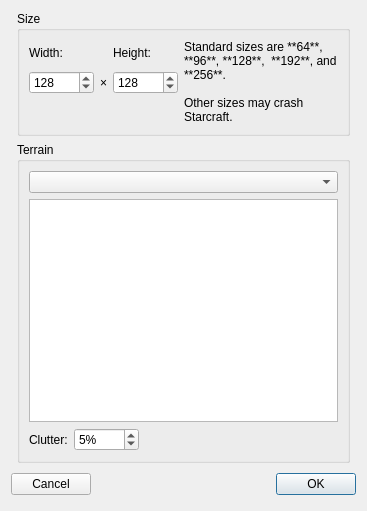
Above: ChkForge/newmap.ui from heinermann/ChkForge before the change. Below: the same form after it.
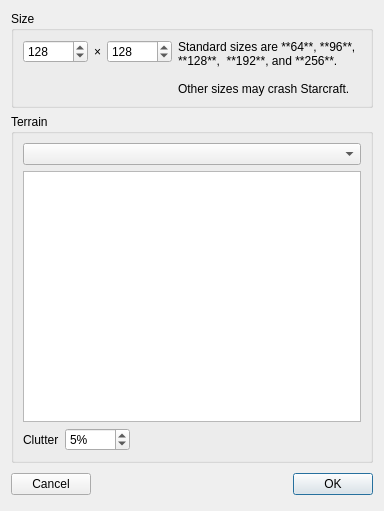
That is the form after the change. Icons and pictures are not drawn.

Patch:
```diff
--- a/ChkForge/newmap.ui
+++ b/ChkForge/newmap.ui
@@ -6,7 +6,7 @@
    <rect>
     <x>0</x>
     <y>0</y>
-    <width>367</width>
+    <width>384</width>
     <height>511</height>
    </rect>
   </property>
@@ -17,77 +17,39 @@
    <iconset resource="../oxygen-subset.qrc">
     <normaloff>:/themes/oxygen-icons-png/oxygen/16x16/actions/document-new.png</normaloff>:/themes/oxygen-icons-png/oxygen/16x16/actions/document-new.png</iconset>
   </property>
-  <layout class="QGridLayout" name="gridLayout_3">
-   <item row="4" column="1" colspan="3">
-    <layout class="QHBoxLayout">
-     <property name="spacing">
-      <number>6</number>
-     </property>
-     <property name="leftMargin">
-      <number>0</number>
-     </property>
-     <property name="topMargin">
-      <number>0</number>
-     </property>
-     <property name="rightMargin">
-      <number>0</number>
-     </property>
-     <property name="bottomMargin">
-      <number>0</number>
-     </property>
-     <item>
-      <widget class="QPushButton" name="cancelButton">
-       <property name="text">
-        <string>Cancel</string>
-       </property>
-       <property name="autoDefault">
-        <bool>false</bool>
-       </property>
-      </widget>
-     </item>
-     <item>
-      <spacer>
-       <property name="orientation">
-        <enum>Qt::Horizontal</enum>
-       </property>
-       <property name="sizeHint" stdset="0">
-        <size>
-         <width>131</width>
-         <height>31</height>
-        </size>
-       </property>
-      </spacer>
-     </item>
-     <item>
-      <widget class="QPushButton" name="okButton">
-       <property name="text">
-        <string>OK</string>
-       </property>
-      </widget>
-     </item>
-    </layout>
-   </item>
+  <layout class="QGridLayout" name="gridLayout_3" rowstretch="0,1,0">
    <item row="0" column="2">
     <widget class="QGroupBox" name="groupBox_3">
      <property name="title">
       <string>Size</string>
      </property>
-     <layout class="QGridLayout" name="gridLayout_4">
+     <layout class="QGridLayout" name="gridLayout_4" rowstretch="1,0">
       <item row="0" column="0">
-       <widget class="QLabel" name="label">
-        <property name="text">
-         <string>Width:</string>
+       <widget class="QSpinBox" name="spn_mapWidth">
+        <property name="minimumSize">
+         <size>
+          <width>65</width>
+          <height>0</height>
+         </size>
+        </property>
+        <property name="accelerated">
+         <bool>true</bool>
+        </property>
+        <property name="correctionMode">
+         <enum>QAbstractSpinBox::CorrectToNearestValue</enum>
+        </property>
+        <property name="minimum">
+         <number>1</number>
+        </property>
+        <property name="maximum">
+         <number>256</number>
+        </property>
+        <property name="value">
+         <number>128</number>
         </property>
        </widget>
       </item>
       <item row="0" column="2">
-       <widget class="QLabel" name="label_2">
-        <property name="text">
-         <string>Height:</string>
-        </property>
-       </widget>
-      </item>
-      <item row="1" column="2">
        <widget class="QSpinBox" name="spn_mapHeight">
         <property name="minimumSize">
          <size>
@@ -112,42 +74,7 @@
         </property>
        </widget>
       </item>
-      <item row="1" column="0">
-       <widget class="QSpinBox" name="spn_mapWidth">
-        <property name="minimumSize">
-         <size>
-          <width>65</width>
-          <height>0</height>
-         </size>
-        </property>
-        <property name="accelerated">
-         <bool>true</bool>
-        </property>
-        <property name="correctionMode">
-         <enum>QAbstractSpinBox::CorrectToNearestValue</enum>
-        </property>
-        <property name="minimum">
-         <number>1</number>
-        </property>
-        <property name="maximum">
-         <number>256</number>
-        </property>
-        <property name="value">
-         <number>128</number>
-        </property>
-       </widget>
-      </item>
-      <item row="1" column="1">
-       <widget class="QLabel" name="label_5">
-        <property name="text">
-         <string notr="true">×</string>
-        </property>
-        <property name="alignment">
-         <set>Qt::AlignCenter</set>
-        </property>
-       </widget>
-      </item>
-      <item row="0" column="3" rowspan="3">
+      <item row="0" column="3" rowspan="2">
        <widget class="QLabel" name="label_6">
         <property name="sizePolicy">
          <sizepolicy hsizetype="Expanding" vsizetype="Preferred">
@@ -171,10 +98,20 @@
         </property>
        </widget>
       </item>
+      <item row="0" column="1">
+       <widget class="QLabel" name="label_5">
+        <property name="text">
+         <string notr="true">×</string>
+        </property>
+        <property name="alignment">
+         <set>Qt::AlignCenter</set>
+        </property>
+       </widget>
+      </item>
      </layout>
     </widget>
    </item>
-   <item row="2" column="2">
+   <item row="1" column="2">
     <widget class="QGroupBox" name="groupBox">
      <property name="title">
       <string>Terrain</string>
@@ -255,7 +192,7 @@
       <item row="5" column="0">
        <widget class="QLabel" name="label_3">
         <property name="text">
-         <string>Clutter:</string>
+         <string>Clutter</string>
         </property>
        </widget>
       </item>
@@ -275,6 +212,55 @@
      </layout>
     </widget>
    </item>
+   <item row="2" column="2">
+    <layout class="QHBoxLayout">
+     <property name="spacing">
+      <number>6</number>
+     </property>
+     <property name="leftMargin">
+      <number>0</number>
+     </property>
+     <property name="topMargin">
+      <number>0</number>
+     </property>
+     <property name="rightMargin">
+      <number>0</number>
+     </property>
+     <property name="bottomMargin">
+      <number>0</number>
+     </property>
+     <item>
+      <widget class="QPushButton" name="cancelButton">
+       <property name="text">
+        <string>Cancel</string>
+       </property>
+       <property name="autoDefault">
+        <bool>false</bool>
+       </property>
+      </widget>
+     </item>
+     <item>
+      <spacer>
+       <property name="orientation">
+        <enum>Qt::Horizontal</enum>
+       </property>
+       <property name="sizeHint" stdset="0">
+        <size>
+         <width>131</width>
+         <height>31</height>
+        </size>
+       </property>
+      </spacer>
+     </item>
+     <item>
+      <widget class="QPushButton" name="okButton">
+       <property name="text">
+        <string>OK</string>
+       </property>
+      </widget>
+     </item>
+    </layout>
+   </item>
   </layout>
  </widget>
  <tabstops>
```
Left out of the diff: 2 changed lines with no effect on the pictures.
